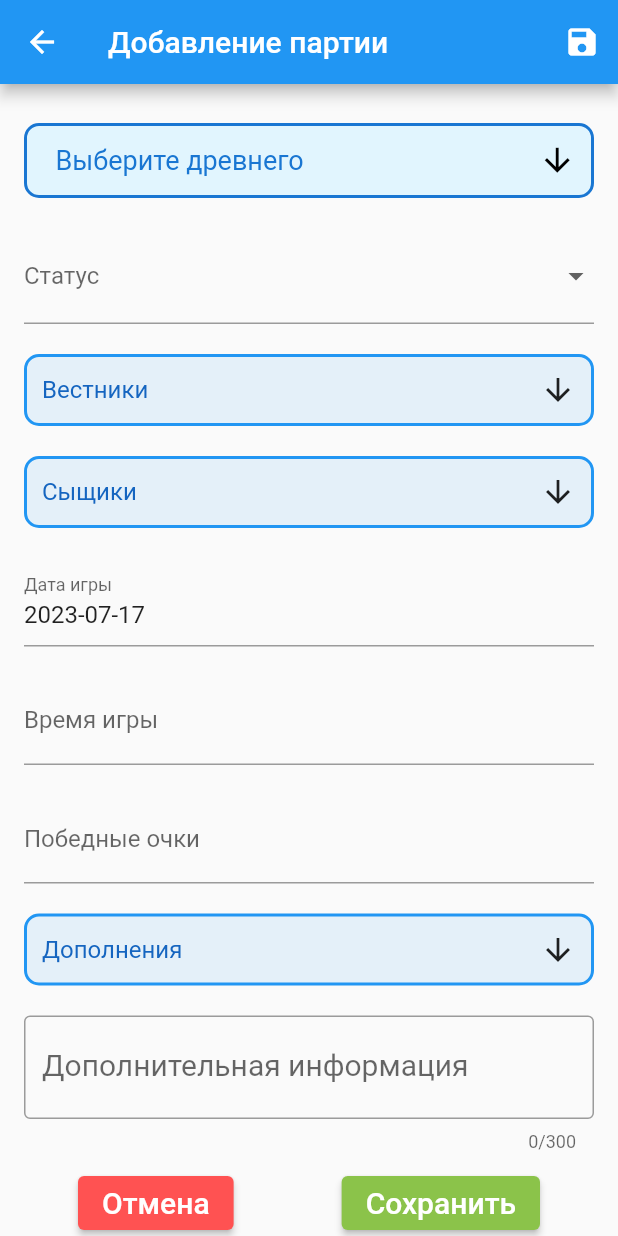
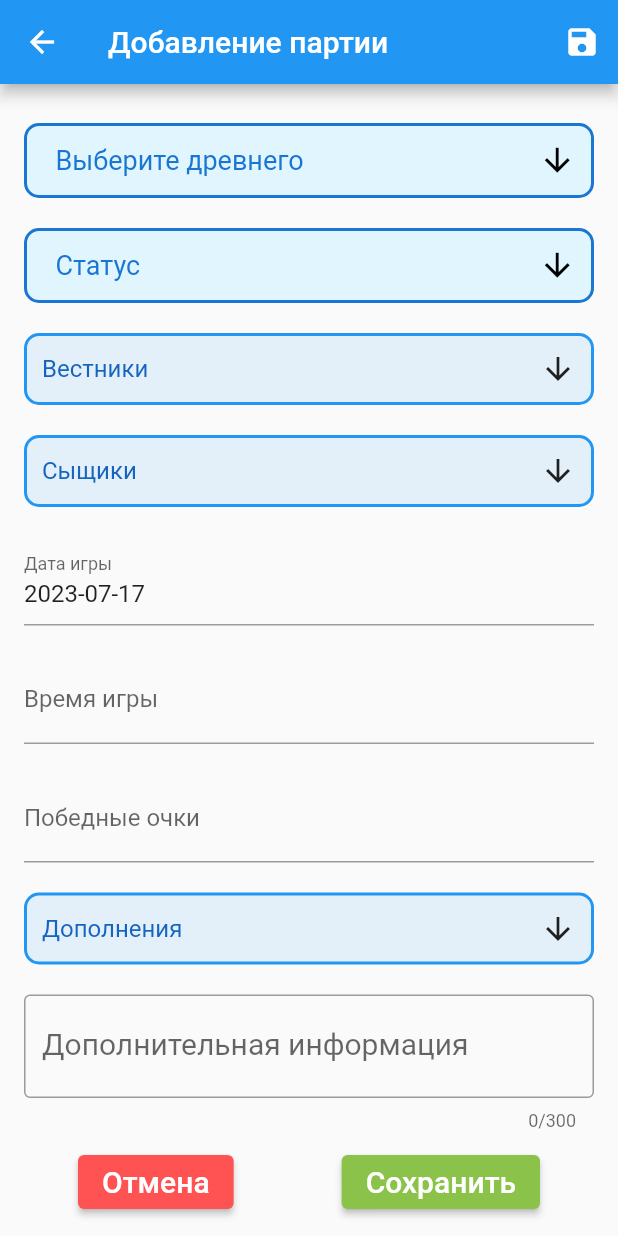
Before and after one commit to amatskevich/arkham_horror_statistic, a Flutter app: the NewGameScreen screen opened by its route, on a phone screen of 412 x 824 dp. Run offline on Flutter 3.47's test engine with Material 2 defaults, Android fonts, the phone set to English and light mode, and no system bars; drawn by our look-alikes of dropdown_button2, flutter_form_builder, multi_select_flutter; our stand-ins replace form_builder_validators, objectbox; generated files the repository leaves out were written again.

Commit message:
Status dropdown

```diff
--- a/lib/game_screen/new_game_screen.dart
+++ b/lib/game_screen/new_game_screen.dart
@@ -47,7 +47,7 @@ class _NewGameScreenState extends State<NewGameScreen> {
         return assignment;
       }).toList();
       game.userAssignments.addAll(assignments);
-      game.status = formData['status'];
+      game.status = newDataProvider.status.name;
       game.scoring = formData['score'];
       game.description = formData['description'];
       game.extensions.addAll(newDataProvider.extensions);
--- a/lib/game_screen/status_input_widget.dart
+++ b/lib/game_screen/status_input_widget.dart
@@ -1,7 +1,9 @@
+import 'package:dropdown_button2/dropdown_button2.dart';
 import 'package:flutter/material.dart';
-import 'package:flutter_form_builder/flutter_form_builder.dart';
+import 'package:provider/provider.dart';
 
 import '../models/game.dart';
+import '../models/new_game_data.dart';
 
 
 class StatusInput extends StatefulWidget {
@@ -12,24 +14,76 @@ class StatusInput extends StatefulWidget {
 }
 
 class _StatusInputState extends State<StatusInput> {
+  GameStatus? _selectedValue;
+
   @override
   Widget build(BuildContext context) {
+    final newDataProvider = Provider.of<NewGameData>(context, listen: false);
     return Padding(
       padding: const EdgeInsets.symmetric(vertical: 10.0),
-      child: FormBuilderDropdown(
-        name: 'status',
-        decoration: const InputDecoration(
-          labelText: 'Статус',
+      child: DropdownButtonHideUnderline(
+        child: DropdownButton2<GameStatus>(
+          isExpanded: true,
+          hint: Row(
+            children: [
+              Expanded(
+                child: Text(
+                  'Статус',
+                  style: TextStyle(
+                    fontSize: 18,
+                    color: Colors.blue.shade700,
+                  ),
+                  overflow: TextOverflow.ellipsis,
+                ),
+              ),
+            ],
+          ),
+          items: GameStatus.values
+              .map((GameStatus item) => DropdownMenuItem<GameStatus>(
+            value: item,
+            child: Text(
+              item.name,
+              style: const TextStyle(
+                fontSize: 18,
+                color: Colors.black,
+              ),
+              overflow: TextOverflow.ellipsis,
+            ),
+          ))
+              .toList(),
+          value: _selectedValue,
+          onChanged: (value) {
+            setState(() {
+              _selectedValue = value;
+              newDataProvider.updateStatus(value!);
+            });
+          },
+          buttonStyleData: ButtonStyleData(
+            height: 50,
+            padding: const EdgeInsets.only(left: 5, right: 10),
+            decoration: BoxDecoration(
+              borderRadius: BorderRadius.circular(10),
+              border: Border.all(
+                width: 2,
+                color: Colors.blue.shade700,
+              ),
+              color: Colors.lightBlue[50],
+            ),
+            // elevation: 2,
+          ),
+          iconStyleData: const IconStyleData(
+            icon: Icon(
+              Icons.arrow_downward,
+            ),
+            iconSize: 25,
+            iconEnabledColor: Colors.black,
+            iconDisabledColor: Colors.grey,
+          ),
+          menuItemStyleData: const MenuItemStyleData(
+            height: 40,
+            padding: EdgeInsets.only(left: 14, right: 14),
+          ),
         ),
-        // allowClear: false,
-        items: GameStatus.values
-            .map(
-              (an) => DropdownMenuItem(
-                value: an.name,
-                child: Text(an.name),
-              ),
-            )
-            .toList(),
       ),
     );
   }
--- a/pubspec.yaml
+++ b/pubspec.yaml
@@ -18,7 +18,7 @@ publish_to: 'none' # Remove this line if you wish to publish to pub.dev
 version: 1.0.0+1
 
 environment:
-  sdk: ">=2.12.0 <3.0.0"
+  sdk: ">=2.15.0 <3.0.0"
 
 # Dependencies specify other packages that your package needs in order to work.
 # To automatically upgrade your package dependencies to the latest versions
```
Also changed, not shown: lib/game_screen/ancient_input_widget.dart (+0 -14 lines).
